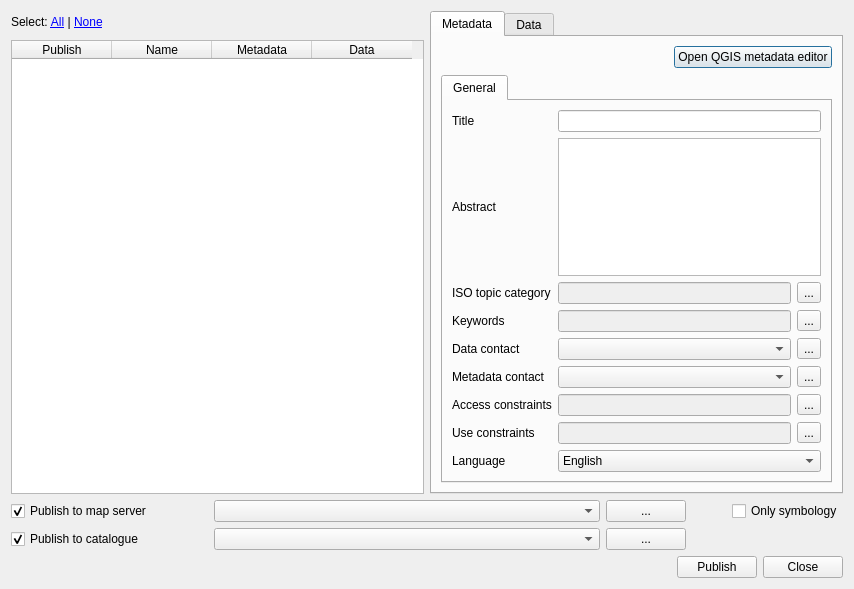
The window that geocatbridge/ui/geocatbridgedialog.ui (GeoCat/qgis-bridge-plugin) describes before a commit, drawn with Qt 5.
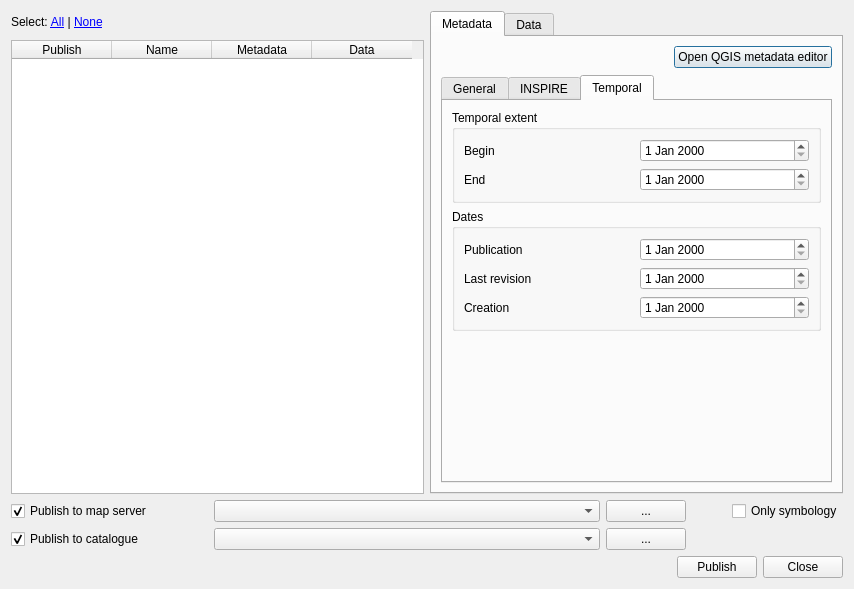
The same window after the commit. Icons and pictures are not drawn.

What changed in the file:
```diff
--- a/geocatbridge/ui/geocatbridgedialog.ui
+++ b/geocatbridge/ui/geocatbridgedialog.ui
@@ -167,7 +167,7 @@
          <item>
           <widget class="QTabWidget" name="tabWidget_2">
            <property name="currentIndex">
-            <number>0</number>
+            <number>2</number>
            </property>
            <widget class="QWidget" name="tab">
             <attribute name="title">
@@ -351,6 +351,145 @@
              </item>
             </layout>
            </widget>
+           <widget class="QWidget" name="tabInspire">
+            <attribute name="title">
+             <string>INSPIRE</string>
+            </attribute>
+            <layout class="QVBoxLayout" name="verticalLayout_5">
+             <item>
+              <layout class="QGridLayout" name="gridLayout_3">
+               <item row="0" column="1">
+                <widget class="QComboBox" name="comboStatus"/>
+               </item>
+               <item row="2" column="1">
+                <widget class="QLineEdit" name="txtSpatialResolution"/>
+               </item>
+               <item row="3" column="1">
+                <widget class="QPlainTextEdit" name="txtLineage"/>
+               </item>
+               <item row="1" column="1">
+                <widget class="QComboBox" name="comboResourceLanguage"/>
+               </item>
+               <item row="3" column="0">
+                <widget class="QLabel" name="label_10">
+                 <property name="text">
+                  <string>Quality (lineage)</string>
+                 </property>
+                </widget>
+               </item>
+               <item row="2" column="0">
+                <widget class="QLabel" name="label_11">
+                 <property name="text">
+                  <string>Spatial resolution</string>
+                 </property>
+                </widget>
+               </item>
+               <item row="1" column="0">
+                <widget class="QLabel" name="label_12">
+                 <property name="text">
+                  <string>Resource language</string>
+                 </property>
+                </widget>
+               </item>
+               <item row="0" column="0">
+                <widget class="QLabel" name="label_13">
+                 <property name="text">
+                  <string>Status</string>
+                 </property>
+                </widget>
+               </item>
+              </layout>
+             </item>
+            </layout>
+           </widget>
+           <widget class="QWidget" name="tabTemporal">
+            <attribute name="title">
+             <string>Temporal</string>
+            </attribute>
+            <layout class="QVBoxLayout" name="verticalLayout_6">
+             <item>
+              <widget class="QGroupBox" name="groupBox">
+               <property name="title">
+                <string>Temporal extent</string>
+               </property>
+               <layout class="QGridLayout" name="gridLayout_4">
+                <item row="2" column="0">
+                 <widget class="QLabel" name="label_15">
+                  <property name="text">
+                   <string>End</string>
+                  </property>
+                 </widget>
+                </item>
+                <item row="0" column="0">
+                 <widget class="QLabel" name="label_14">
+                  <property name="text">
+                   <string>Begin</string>
+                  </property>
+                 </widget>
+                </item>
+                <item row="0" column="1">
+                 <widget class="QDateEdit" name="dateBeginTemporalExtent"/>
+                </item>
+                <item row="2" column="1">
+                 <widget class="QDateEdit" name="dateEndTemporalExtent"/>
+                </item>
+               </layout>
+              </widget>
+             </item>
+             <item>
+              <widget class="QGroupBox" name="groupBox_2">
+               <property name="title">
+                <string>Dates</string>
+               </property>
+               <layout class="QGridLayout" name="gridLayout_5">
+                <item row="2" column="0">
+                 <widget class="QLabel" name="label_18">
+                  <property name="text">
+                   <string>Creation</string>
+                  </property>
+                 </widget>
+                </item>
+                <item row="0" column="0">
+                 <widget class="QLabel" name="label_16">
+                  <property name="text">
+                   <string>Publication</string>
+                  </property>
+                 </widget>
+                </item>
+                <item row="1" column="0">
+                 <widget class="QLabel" name="label_17">
+                  <property name="text">
+                   <string>Last revision</string>
+                  </property>
+                 </widget>
+                </item>
+                <item row="0" column="1">
+                 <widget class="QDateEdit" name="datePublication"/>
+                </item>
+                <item row="1" column="1">
+                 <widget class="QDateEdit" name="dateLastRevision"/>
+                </item>
+                <item row="2" column="1">
+                 <widget class="QDateEdit" name="dateCreation"/>
+                </item>
+               </layout>
+              </widget>
+             </item>
+             <item>
+              <spacer name="verticalSpacer">
+               <property name="orientation">
+                <enum>Qt::Vertical</enum>
+               </property>
+               <property name="sizeHint" stdset="0">
+                <size>
+                 <width>20</width>
+                 <height>40</height>
+                </size>
+               </property>
+              </spacer>
+             </item>
+            </layout>
+           </widget>
           </widget>
          </item>
         </layout>
```
Left out of the diff: 4 changed lines with no effect on the pictures.
